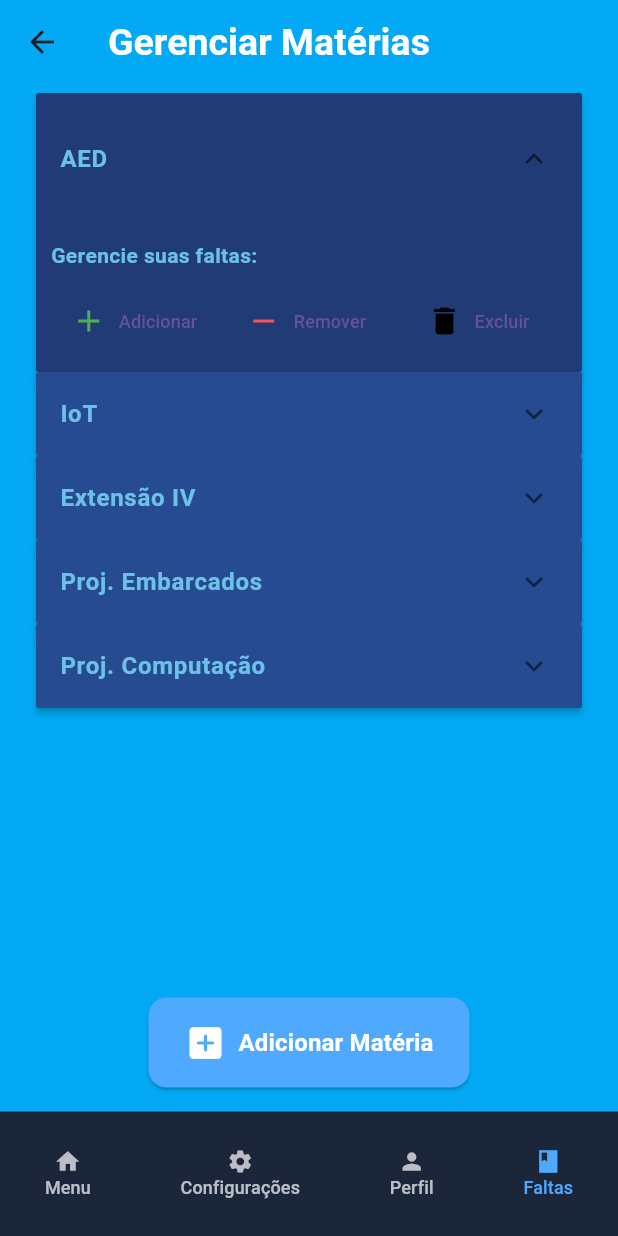
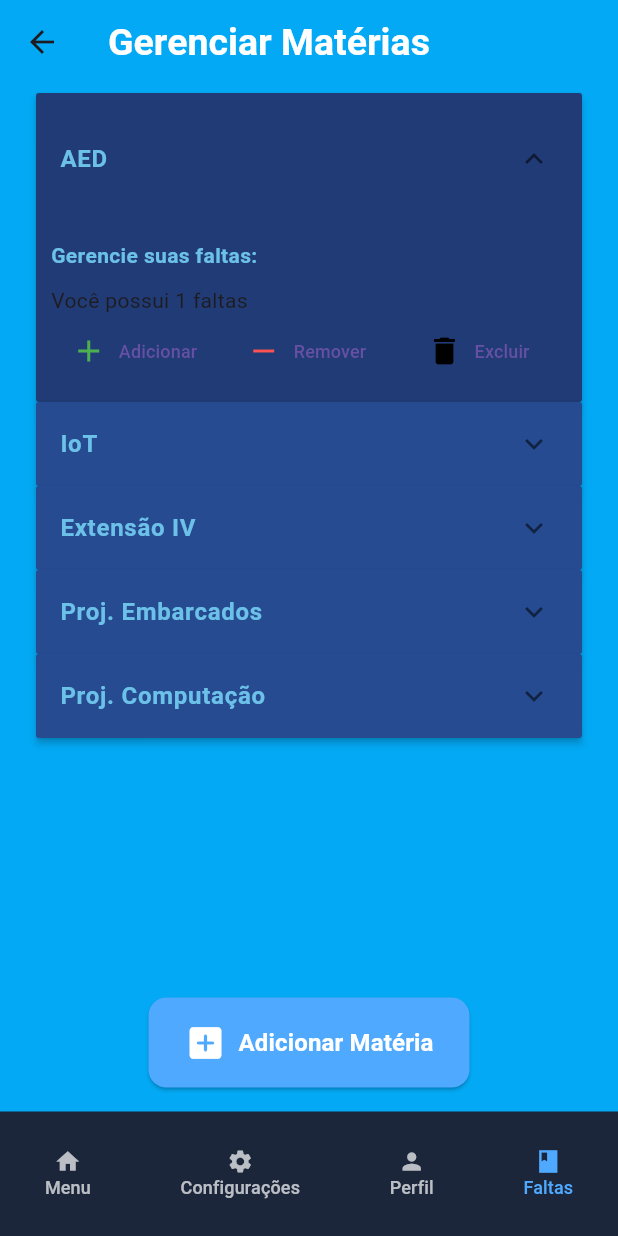
Before and after one commit to Gabriel222003/Trace-Edu-2.0, a Flutter app: the Faltas screen opened by its route, after a tap on the "expand more" icon, on a phone screen of 412 x 824 dp. Run offline on Flutter 3.47's test engine with Material 3 defaults, Android fonts, the light colour scheme and no system bars; our stand-ins replace dio, fl_chart, flutter_secure_storage, shared_preferences; accounts and stored records are empty.

Commit message:
Adição de num de faltas na tela de faltas

```diff
--- a/lib/Views/Faltas.dart
+++ b/lib/Views/Faltas.dart
@@ -15,6 +15,13 @@ class Faltas extends StatelessWidget {
       'Extensão IV',
       'Proj. Embarcados',
       'Proj. Computação',
+    ];
+    List<int> faltas = [
+      1,
+      3,
+      6,
+      7,
+      9,
     ];
     final List<ValueNotifier<bool>> openPanels = List.generate(
       nomesMaterias.length,
@@ -37,6 +44,7 @@ class Faltas extends StatelessWidget {
                     children: List.generate(nomesMaterias.length, (index) {
                       final nome = nomesMaterias[index];
                       final isOpenNotifier = openPanels[index];
+                      final falt = faltas[index];
                       return ValueListenableBuilder<bool>(
                         valueListenable: isOpenNotifier,
                         builder: (context, isOpen, _) {
@@ -82,6 +90,15 @@ class Faltas extends StatelessWidget {
                                         ),
                                       ),
                                       const SizedBox(height: 10),
+                                      Row(
+                                        mainAxisAlignment:
+                                            MainAxisAlignment.spaceBetween,
+
+                                        children: [
+                                          // ignore: prefer_interpolation_to_compose_strings
+                                          Text("Você possui "+falt.toString()+" faltas"),
+                                        ]
+                                      ),
                                       Row(
                                         mainAxisAlignment:
                                             MainAxisAlignment.spaceBetween,
--- a/pubspec.yaml
+++ b/pubspec.yaml
@@ -41,6 +41,7 @@ dependencies:
   # The following adds the Cupertino Icons font to your application.
   # Use with the CupertinoIcons class for iOS style icons.
   cupertino_icons: ^1.0.8
+  material: ^1.0.1
 
 dev_dependencies:
   flutter_launcher_icons: ^0.14.1
```
Also changed, not shown: pubspec.lock.
